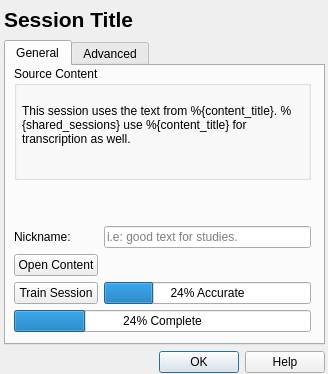
Above: res/ui/session-information-dialog.ui from smartboyhw/speechcontrol before the change. Below: the same form after it.
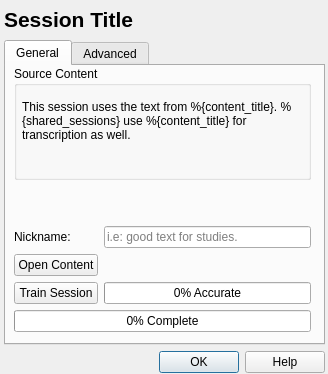
That is the form after the change. Icons and pictures are not drawn.

Commit message: Ah blergh, a lot more changes, including a perfected session handling scheme.

Diff of the .ui file:
```diff
--- a/res/ui/session-information-dialog.ui
+++ b/res/ui/session-information-dialog.ui
@@ -87,7 +87,7 @@
             <property name="geometry">
              <rect>
               <x>8</x>
-              <y>24</y>
+              <y>20</y>
               <width>273</width>
               <height>69</height>
              </rect>
@@ -104,7 +104,7 @@
          <item row="5" column="0" colspan="2">
           <widget class="QProgressBar" name="progressBarCompletion">
            <property name="value">
-            <number>24</number>
+            <number>0</number>
            </property>
            <property name="textVisible">
             <bool>true</bool>
@@ -131,7 +131,7 @@
          <item row="4" column="1">
           <widget class="QProgressBar" name="progressBarAccuracy">
            <property name="value">
-            <number>24</number>
+            <number>0</number>
            </property>
            <property name="format">
             <string>%p% Accurate</string>
```
Left out of the diff: 8 changed lines with no effect on the pictures. The commit also changes 33 other files.
